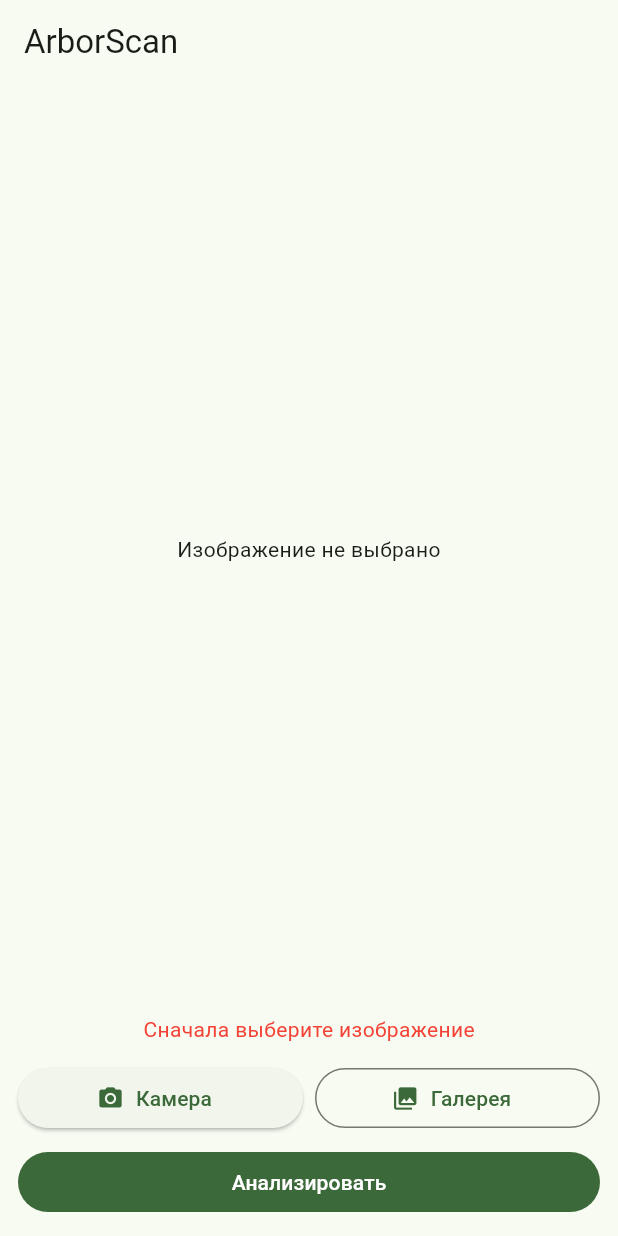
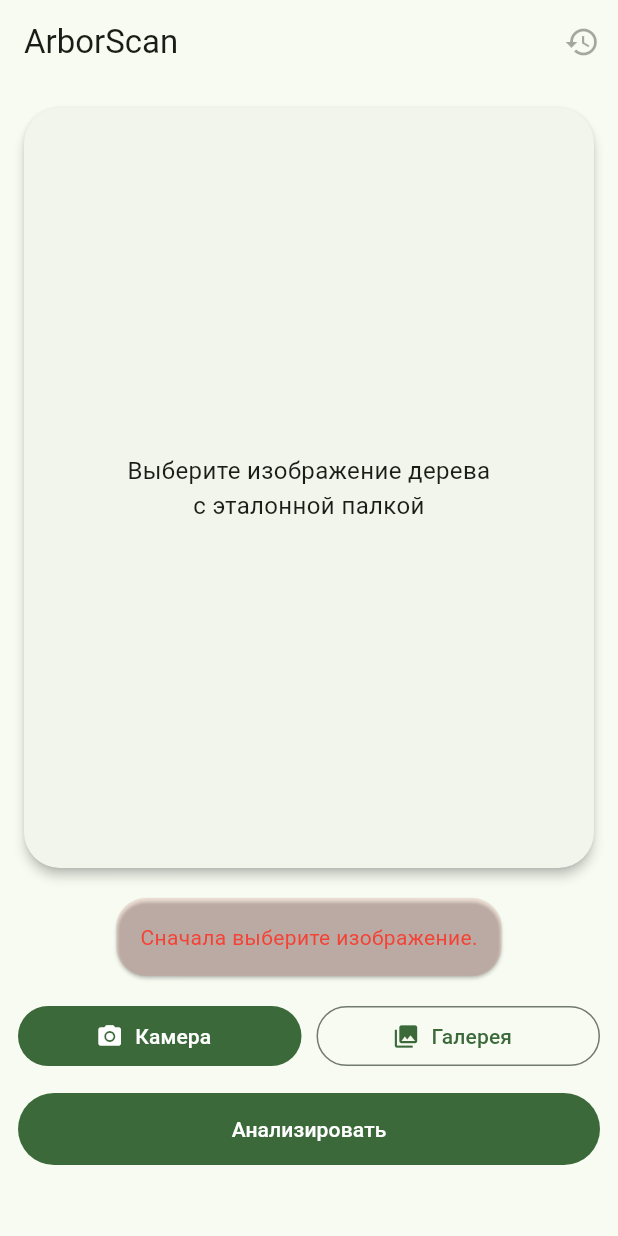
Before and after one commit to Flash4bk/arborscan_backend, a Flutter app: the screen it shows after launch, after a tap on "Анализировать", on a phone screen of 412 x 824 dp. Run offline on Flutter 3.47's test engine with Material 3 defaults, Android fonts, the phone set to English and light mode, and no system bars; our stand-ins replace image_picker, shared_preferences.

Commit message:
Removed bbox, removed text overlay, added scroll

```diff
--- a/arborscan_app/lib/main.dart
+++ b/arborscan_app/lib/main.dart
@@ -5,11 +5,58 @@ import 'dart:typed_data';
 import 'package:flutter/material.dart';
 import 'package:http/http.dart' as http;
 import 'package:image_picker/image_picker.dart';
+import 'package:shared_preferences/shared_preferences.dart';
 
 void main() {
   runApp(const ArborScanApp());
 }
 
+/// ============================
+///  Модель результата анализа
+/// ============================
+class AnalysisResult {
+  final String species;
+  final double? height;
+  final double? crown;
+  final double? trunk;
+  final double? scale;
+  final String imageBase64;
+  final DateTime timestamp;
+
+  AnalysisResult({
+    required this.species,
+    required this.imageBase64,
+    required this.timestamp,
+    this.height,
+    this.crown,
+    this.trunk,
+    this.scale,
+  });
+
+  Map<String, dynamic> toJson() => {
+        'species': species,
+        'height': height,
+        'crown': crown,
+        'trunk': trunk,
+        'scale': scale,
+        'imageBase64': imageBase64,
+        'timestamp': timestamp.toIso8601String(),
+      };
+
+  factory AnalysisResult.fromJson(Map<String, dynamic> json) => AnalysisResult(
+        species: json['species'],
+        height: (json['height'] as num?)?.toDouble(),
+        crown: (json['crown'] as num?)?.toDouble(),
+        trunk: (json['trunk'] as num?)?.toDouble(),
+        scale: (json['scale'] as num?)?.toDouble(),
+        imageBase64: json['imageBase64'],
+        timestamp: DateTime.parse(json['timestamp']),
+      );
+}
+
+/// ============================
+///   Приложение + темы
+/// ============================
 class ArborScanApp extends StatelessWidget {
   const ArborScanApp({super.key});
 
@@ -17,15 +64,25 @@ class ArborScanApp extends StatelessWidget {
   Widget build(BuildContext context) {
     return MaterialApp(
       title: 'ArborScan',
+      themeMode: ThemeMode.system,
       theme: ThemeData(
         useMaterial3: true,
         colorSchemeSeed: Colors.green,
+        brightness: Brightness.light,
+      ),
+      darkTheme: ThemeData(
+        useMaterial3: true,
+        colorSchemeSeed: Colors.green,
+        brightness: Brightness.dark,
       ),
       home: const ArborScanPage(),
     );
   }
 }
 
+/// ============================
+///      Главный экран
+/// ============================
 class ArborScanPage extends StatefulWidget {
   const ArborScanPage({super.key});
 
@@ -39,12 +96,40 @@ class _ArborScanPageState extends State<ArborScanPage> {
 
   bool _isLoading = false;
   String? _error;
+  Uint8List? _annotatedImageBytes;
   Map<String, dynamic>? _result;
-  Uint8List? _annotatedImageBytes;
 
-  // ⬇️ ВАЖНО: здесь ТВОЙ Railway URL
   final String _apiUrl =
       'https://arborscanbackend-production.up.railway.app/analyze-tree';
+
+  final List<AnalysisResult> _history = [];
+  static const _historyKey = 'arborscan_history';
+
+  @override
+  void initState() {
+    super.initState();
+    _loadHistory();
+  }
+
+  Future<void> _loadHistory() async {
+    final prefs = await SharedPreferences.getInstance();
+    final list = prefs.getStringList(_historyKey);
+    if (list == null) return;
+
+    setState(() {
+      _history.clear();
+      _history.addAll(
+        list.map((e) => AnalysisResult.fromJson(jsonDecode(e))),
+      );
+    });
+  }
+
+  Future<void> _saveHistory() async {
+    final prefs = await SharedPreferences.getInstance();
+    final list =
+        _history.map((e) => jsonEncode(e.toJson())).toList(growable: false);
+    await prefs.setStringList(_historyKey, list);
+  }
 
   Future<void> _pickImage(ImageSource source) async {
     setState(() {
@@ -53,124 +138,144 @@ class _ArborScanPageState extends State<ArborScanPage> {
       _annotatedImageBytes = null;
     });
 
-    final XFile? picked =
-        await _picker.pickImage(source: source, imageQuality: 95);
+    final XFile? picked = await _picker.pickImage(
+      source: source,
+      imageQuality: 92,
+    );
 
     if (picked != null) {
-      setState(() {
-        _imageFile = File(picked.path);
-      });
+      setState(() => _imageFile = File(picked.path));
     }
   }
 
   Future<void> _analyze() async {
     if (_imageFile == null) {
-      setState(() {
-        _error = 'Сначала выберите изображение';
-      });
+      setState(() => _error = 'Сначала выберите изображение.');
       return;
     }
 
     setState(() {
       _isLoading = true;
       _error = null;
-      _result = null;
-      _annotatedImageBytes = null;
     });
 
     try {
-      final request = http.MultipartRequest('POST', Uri.parse(_apiUrl));
-      request.files.add(
-        await http.MultipartFile.fromPath('file', _imageFile!.path),
-      );
+      final req = http.MultipartRequest('POST', Uri.parse(_apiUrl));
+      req.files.add(await http.MultipartFile.fromPath('file', _imageFile!.path));
 
-      final streamed = await request.send();
+      final streamed = await req.send();
       final response = await http.Response.fromStream(streamed);
 
       if (response.statusCode != 200) {
-        setState(() {
-          _error = 'Ошибка сервера: ${response.statusCode}';
-        });
+        setState(() => _error = 'Ошибка сервера: ${response.statusCode}');
         return;
       }
 
-      final data = json.decode(response.body) as Map<String, dynamic>;
+      final data = jsonDecode(response.body);
 
-      if (data.containsKey('error')) {
-        setState(() {
-          _error = data['error'] as String?;
-        });
-      } else {
-        Uint8List? annotatedBytes;
+      if (data['error'] != null) {
+        setState(() => _error = data['error']);
+        return;
+      }
+
+      Uint8List? imgBytes;
       if (data['annotated_image_base64'] != null) {
-          annotatedBytes =
-              base64Decode(data['annotated_image_base64'] as String);
+        imgBytes = base64Decode(data['annotated_image_base64']);
       }
+
+      final result = AnalysisResult(
+        species: data['species'],
+        height: (data['height_m'] as num?)?.toDouble(),
+        crown: (data['crown_width_m'] as num?)?.toDouble(),
+        trunk: (data['trunk_diameter_m'] as num?)?.toDouble(),
+        scale: (data['scale_m_per_px'] as num?)?.toDouble(),
+        imageBase64: imgBytes != null ? base64Encode(imgBytes) : '',
+        timestamp: DateTime.now(),
+      );
+
+      _history.insert(0, result);
+      await _saveHistory();
+
       setState(() {
         _result = data;
-          _annotatedImageBytes = annotatedBytes;
+        _annotatedImageBytes = imgBytes;
       });
-      }
     } catch (e) {
-      setState(() {
-        _error = 'Ошибка запроса: $e';
-      });
+      setState(() => _error = 'Ошибка запроса: $e');
     } finally {
-      setState(() {
-        _isLoading = false;
-      });
+      setState(() => _isLoading = false);
     }
   }
 
-  Widget _buildImagePreview() {
+  Widget _buildImageCard() {
+    Widget child;
+
     if (_annotatedImageBytes != null) {
-      return Image.memory(_annotatedImageBytes!, fit: BoxFit.contain);
-    }
-    if (_imageFile != null) {
-      return Image.file(_imageFile!, fit: BoxFit.contain);
-    }
-    return const Text(
-      'Изображение не выбрано',
+      child = Image.memory(_annotatedImageBytes!, fit: BoxFit.cover);
+    } else if (_imageFile != null) {
+      child = Image.file(_imageFile!, fit: BoxFit.cover);
+    } else {
+      child = const Center(
+        child: Text(
+          'Выберите изображение дерева\nс эталонной палкой',
           textAlign: TextAlign.center,
+          style: TextStyle(fontSize: 16),
+        ),
       );
     }
 
-  Widget _buildResult() {
-    if (_isLoading) {
-      return const Center(child: CircularProgressIndicator());
-    }
-
-    if (_error != null) {
-      return Text(
-        _error!,
-        style: const TextStyle(color: Colors.red),
+    return Card(
+      elevation: 3,
+      shape: RoundedRectangleBorder(borderRadius: BorderRadius.circular(24)),
+      clipBehavior: Clip.antiAlias,
+      child: AspectRatio(aspectRatio: 3 / 4, child: child),
     );
   }
 
-    if (_result == null) {
-      return const SizedBox.shrink();
+  Widget _buildResultCard() {
+    if (_error != null) {
+      return Card(
+        color: Colors.red.withOpacity(0.1),
+        shape: RoundedRectangleBorder(borderRadius: BorderRadius.circular(20)),
+        child: Padding(
+          padding: const EdgeInsets.all(16.0),
+          child: Text(_error!, style: const TextStyle(color: Colors.red)),
+        ),
+      );
     }
 
-    final species = _result!['species'];
-    final height = _result!['height_m'];
-    final crown = _result!['crown_width_m'];
-    final trunk = _result!['trunk_diameter_m'];
-    final scale = _result!['scale_m_per_px'];
+    if (_result == null) return const SizedBox.shrink();
 
-    return Column(
+    return Card(
+      elevation: 2,
+      shape: RoundedRectangleBorder(borderRadius: BorderRadius.circular(20)),
+      child: Padding(
+        padding: const EdgeInsets.all(18.0),
+        child: Column(
           crossAxisAlignment: CrossAxisAlignment.start,
           children: [
             Text(
-          'Вид: $species',
-          style: const TextStyle(fontSize: 18, fontWeight: FontWeight.bold),
+              'Вид: ${_result!['species']}',
+              style: const TextStyle(
+                fontSize: 20,
+                fontWeight: FontWeight.bold,
+              ),
             ),
             const SizedBox(height: 8),
-        Text('Высота: ${height ?? '-'} м'),
-        Text('Ширина кроны: ${crown ?? '-'} м'),
-        Text('Диаметр ствола: ${trunk ?? '-'} м'),
-        if (scale != null)
-          Text('Масштаб: 1 px = ${scale.toStringAsFixed(4)} м'),
+            Text('Высота: ${_result!['height_m'] ?? '-'} м'),
+            Text('Ширина кроны: ${_result!['crown_width_m'] ?? '-'} м'),
+            Text('Диаметр ствола: ${_result!['trunk_diameter_m'] ?? '-'} м'),
+            Text('Масштаб: 1 px = ${_result!['scale_m_per_px'] ?? '-'} м'),
           ],
+        ),
+      ),
+    );
+  }
+
+  void _openHistory() {
+    Navigator.push(
+      context,
+      MaterialPageRoute(builder: (_) => HistoryPage(history: _history)),
     );
   }
 
@@ -179,46 +284,115 @@ class _ArborScanPageState extends State<ArborScanPage> {
     return Scaffold(
       appBar: AppBar(
         title: const Text('ArborScan'),
+        actions: [
+          IconButton(
+            icon: const Icon(Icons.history),
+            tooltip: 'История измерений',
+            onPressed: _history.isEmpty ? null : _openHistory,
+          )
+        ],
       ),
-      body: Padding(
-        padding: const EdgeInsets.all(12.0),
+      body: Stack(
+        children: [
+          SafeArea(
+            child: SingleChildScrollView(
+              padding: const EdgeInsets.all(12),
               child: Column(
                 children: [
-            Expanded(
-              child: Center(child: _buildImagePreview()),
-            ),
+                  _buildImageCard(),
                   const SizedBox(height: 12),
-            _buildResult(),
+                  _buildResultCard(),
                   const SizedBox(height: 12),
                   Row(
                     children: [
                       Expanded(
-                  child: ElevatedButton.icon(
-                    onPressed: () => _pickImage(ImageSource.camera),
+                        child: FilledButton.icon(
+                          onPressed: _isLoading
+                              ? null
+                              : () => _pickImage(ImageSource.camera),
                           icon: const Icon(Icons.photo_camera),
                           label: const Text('Камера'),
                         ),
                       ),
-                const SizedBox(width: 8),
+                      const SizedBox(width: 10),
                       Expanded(
                         child: OutlinedButton.icon(
-                    onPressed: () => _pickImage(ImageSource.gallery),
+                          onPressed: _isLoading
+                              ? null
+                              : () => _pickImage(ImageSource.gallery),
                           icon: const Icon(Icons.photo_library),
                           label: const Text('Галерея'),
                         ),
                       ),
                     ],
                   ),
-            const SizedBox(height: 8),
+                  const SizedBox(height: 14),
                   SizedBox(
                     width: double.infinity,
                     child: FilledButton(
                       onPressed: _isLoading ? null : _analyze,
-                child: const Text('Анализировать'),
+                      child: const Padding(
+                        padding: EdgeInsets.symmetric(vertical: 14),
+                        child: Text('Анализировать'),
+                      ),
+                    ),
+                  ),
+                  const SizedBox(height: 30),
+                ],
+              ),
+            ),
+          ),
+          if (_isLoading)
+            Container(
+              color: Colors.black54,
+              child: const Center(
+                child: CircularProgressIndicator(strokeWidth: 6),
               ),
             ),
         ],
       ),
+    );
+  }
+}
+
+/// ============================
+///      Экран истории
+/// ============================
+class HistoryPage extends StatelessWidget {
+  final List<AnalysisResult> history;
+
+  const HistoryPage({super.key, required this.history});
+
+  @override
+  Widget build(BuildContext context) {
+    return Scaffold(
+      appBar: AppBar(title: const Text('История измерений')),
+      body: ListView.separated(
+        padding: const EdgeInsets.all(12),
+        itemCount: history.length,
+        separatorBuilder: (_, __) => const SizedBox(height: 10),
+        itemBuilder: (context, index) {
+          final item = history[index];
+          final img = item.imageBase64.isNotEmpty
+              ? Image.memory(base64Decode(item.imageBase64), fit: BoxFit.cover)
+              : null;
+
+          return Card(
+            shape:
+                RoundedRectangleBorder(borderRadius: BorderRadius.circular(20)),
+            child: ListTile(
+              leading: img != null
+                  ? ClipRRect(
+                      borderRadius: BorderRadius.circular(12),
+                      child: SizedBox(width: 56, height: 56, child: img),
+                    )
+                  : const Icon(Icons.park),
+              title: Text(item.species),
+              subtitle: Text(
+                  'Высота: ${item.height ?? '-'} м\nКрона: ${item.crown ?? '-'} м'),
+            ),
+          );
+        },
       ),
     );
   }
--- a/arborscan_app/pubspec.yaml
+++ b/arborscan_app/pubspec.yaml
@@ -10,6 +10,7 @@ dependencies:
     sdk: flutter
   http: ^1.2.0
   image_picker: ^1.0.7
+  shared_preferences: ^2.3.2
 
 dev_dependencies:
   flutter_test:
```
Also changed, not shown: arborscan_app/pubspec.lock, 1 other file. Lines whose indentation alone changed are shown as unchanged.
